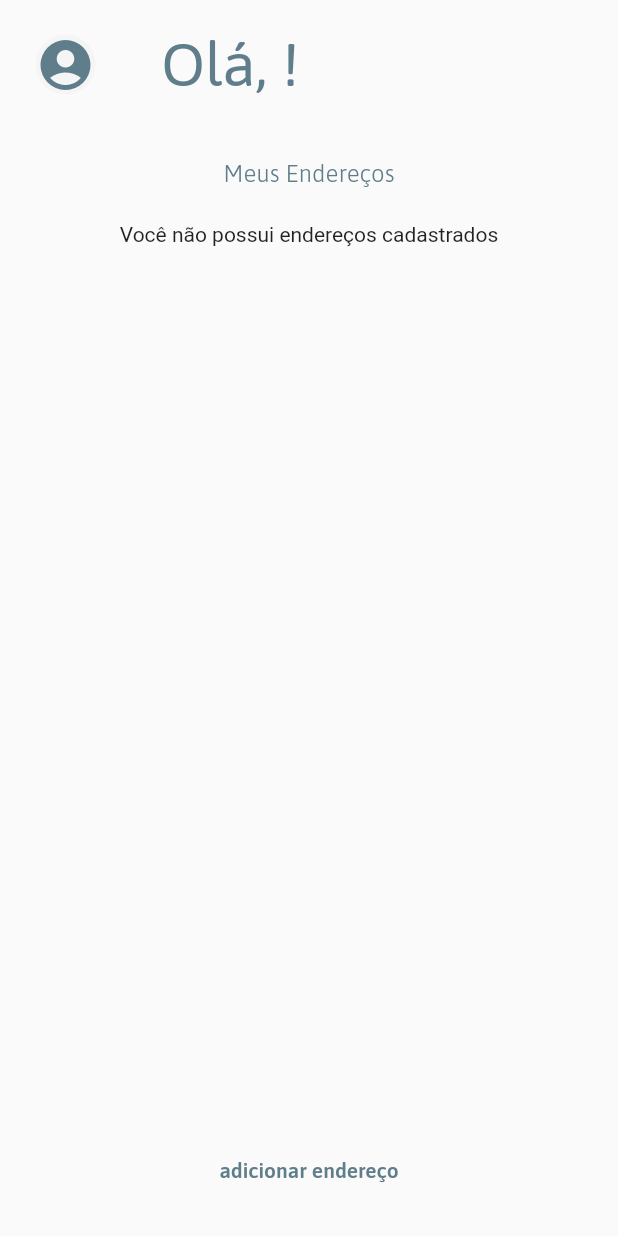
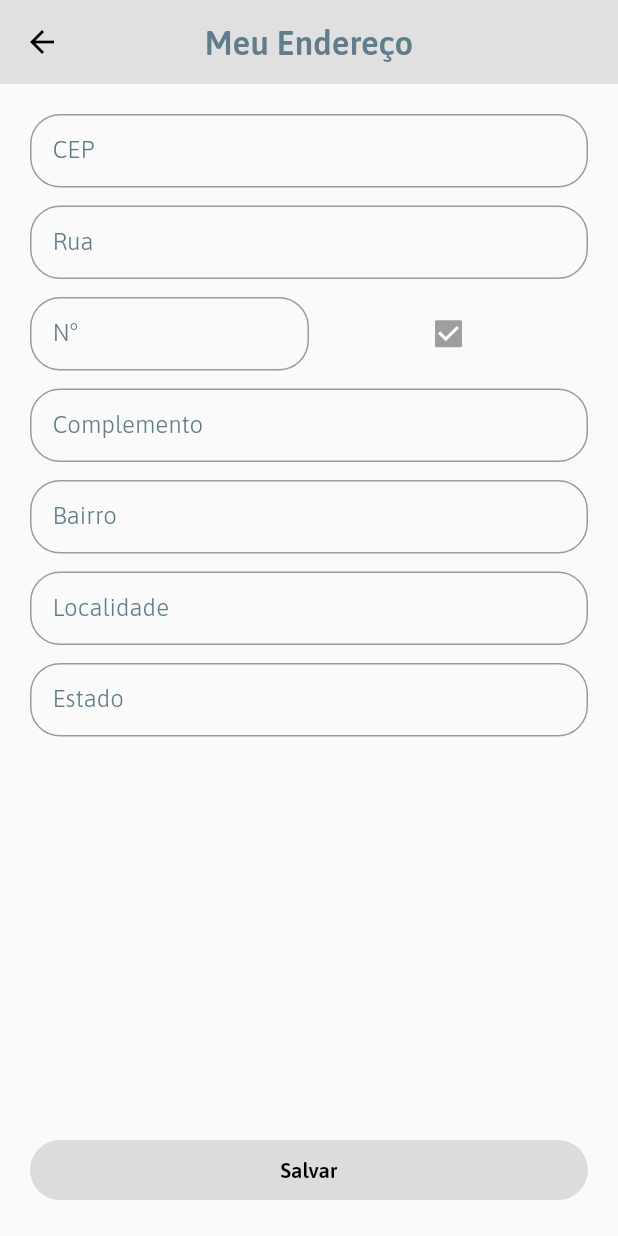
Before and after one commit to GianCarloRumachella/loginApp, a Flutter app: the HomePage screen opened by its route, after a tap on "adicionar endereço", on a phone screen of 412 x 824 dp. Run offline on Flutter 3.47's test engine with Material 2 defaults, Android fonts, the phone set to English and light mode, and no system bars; our stand-ins replace dartz, dio, flutter_modular, flutter_secure_storage, sqflite; missing offline and left inert: overlay_loading_progress; accounts and stored records are empty; statements that could not run were skipped.

Commit message:
created the address module and integration with viacep

```diff
--- a/login_app/lib/app_module.dart
+++ b/login_app/lib/app_module.dart
@@ -1,4 +1,5 @@
 import 'package:flutter_modular/flutter_modular.dart';
+import 'package:login_app/modules/address/address_module.dart';
 import 'package:login_app/modules/configurations/configurations_module.dart';
 import 'package:login_app/modules/core/core_module.dart';
 import 'package:login_app/modules/home/home_module.dart';
@@ -16,5 +17,6 @@ class AppModule extends Module {
         ModuleRoute(Modular.initialRoute, module: RegistrationModule()),
         ModuleRoute(Modular.initialRoute, module: HomeModule()),
         ModuleRoute(Modular.initialRoute, module: ConfigurationsModule()),
+        ModuleRoute(Modular.initialRoute, module: AddressModule()),
       ];
 }
--- a/login_app/lib/app_routes.dart
+++ b/login_app/lib/app_routes.dart
@@ -9,4 +9,6 @@ class AppRoutes {
 
   static String password = '/password';
   static String newPassword = '/new-password';
+
+  static String address = '/address';
 }
--- /dev/null
+++ b/login_app/lib/modules/address/data/datasource/address_datasoure.dart
@@ -0,0 +1,5 @@
+import 'package:login_app/modules/address/data/models/address_model.dart';
+
+abstract class AddressDatasource {
+  Future<AddressModel> getAddress(String zipCode);
+}
--- /dev/null
+++ b/login_app/lib/modules/address/data/datasource/remote/address_datasource_imp.dart
@@ -0,0 +1,28 @@
+import 'package:login_app/modules/address/data/datasource/address_datasoure.dart';
+import 'package:login_app/modules/address/data/models/address_model.dart';
+import 'package:login_app/modules/core/dio/dio_client.dart';
+import 'package:login_app/modules/core/failures/failure.dart';
+
+class AddressDatasourceImp implements AddressDatasource {
+  final DioClient _dioClient = DioClient();
+
+  @override
+  Future<AddressModel> getAddress(String zipCode) async {
+    var response = await _dioClient.fetchData('https://viacep.com.br/ws/$zipCode/json/');
+
+    if (response.data['erro'] == null) {
+      return AddressModel.fromMap(response.data);
+      /*  return AddressModel(
+        zipCode: response.data['cep'] ?? '',
+        street: response.data['logradouro'] ?? '',
+        number: response.data['numero'] ?? '',
+        complement: response.data['complemento'] ?? '',
+        neighborhood: response.data['bairro'] ?? '',
+        city: response.data['localidade'] ?? '',
+        state: response.data['uf'] ?? '',
+      ); */
+    } else {
+      throw Failure('CEP inválido');
+    }
+  }
+}
--- /dev/null
+++ b/login_app/lib/modules/address/presentation/controllers/address_controller.dart
@@ -0,0 +1,48 @@
+import 'package:flutter/material.dart';
+import 'package:login_app/modules/address/domain/usecases/get_address_usecase.dart';
+import 'package:login_app/modules/core/ui/widgets/app_alerts.dart';
+import 'package:overlay_loading_progress/overlay_loading_progress.dart';
+
+class AddressController {
+  final GetAddressUsecase _usecase;
+
+  AddressController({required GetAddressUsecase usecase}) : _usecase = usecase;
+
+  TextEditingController zipCodeController = TextEditingController();
+  TextEditingController streetController = TextEditingController();
+  TextEditingController numberController = TextEditingController();
+  TextEditingController complementController = TextEditingController();
+  TextEditingController neighborhoodController = TextEditingController();
+  TextEditingController cityController = TextEditingController();
+  TextEditingController stateController = TextEditingController();
+
+  final formKey = GlobalKey<FormState>();
+
+  ValueNotifier<bool> enableButton = ValueNotifier(false);
+
+  validateForm() {
+    if (formKey.currentState?.validate() == true) {
+      enableButton.value = true;
+    } else {
+      enableButton.value = false;
+    }
+  }
+
+  getZipCode(BuildContext context) async {
+    OverlayLoadingProgress.start(context);
+    final response = await _usecase.call(zipCodeController.text);
+    OverlayLoadingProgress.stop();
+
+    response.fold((l) {
+      AppAlerts().snackBar(context: context, message: l.message);
+    }, (r) {
+      zipCodeController.text = r.zipCode;
+      streetController.text = r.street;
+      numberController.text = r.number ?? '';
+      complementController.text = r.complement;
+      neighborhoodController.text = r.neighborhood;
+      cityController.text = r.city;
+      stateController.text = r.state;
+    });
+  }
+}
--- /dev/null
+++ b/login_app/lib/modules/address/presentation/pages/address_page.dart
@@ -0,0 +1,128 @@
+import 'package:flutter/material.dart';
+import 'package:flutter_modular/flutter_modular.dart';
+import 'package:login_app/modules/address/presentation/controllers/address_controller.dart';
+import 'package:login_app/modules/core/ui/widgets/app_button_widget.dart';
+import 'package:login_app/modules/core/ui/widgets/app_scaffold_widget.dart';
+import 'package:login_app/modules/core/ui/widgets/app_textfield_widget.dart';
+import 'package:login_app/modules/core/validators/validator.dart';
+
+class AddressPage extends StatefulWidget {
+  const AddressPage({super.key});
+
+  @override
+  State<AddressPage> createState() => _AddressPageState();
+}
+
+class _AddressPageState extends State<AddressPage> {
+  late final AddressController _controller;
+
+  @override
+  void initState() {
+    _controller = Modular.get<AddressController>();
+    super.initState();
+  }
+
+  @override
+  Widget build(BuildContext context) {
+    return AppScaffoldWidget(
+      onTap: () {
+        FocusManager.instance.primaryFocus?.unfocus();
+        _controller.validateForm();
+      },
+      title: 'Meu Endereço',
+      body: Form(
+        key: _controller.formKey,
+        child: Column(
+          children: [
+            AppTextFieldWidget(
+              label: 'CEP',
+              keyboardType: TextInputType.number,
+              controller: _controller.zipCodeController,
+              validator: (value) {
+                return Validator.isEmpty(value ?? '');
+              },
+              onFieldSubmitted: (value) {
+                _controller.getZipCode(context);
+              },
+            ),
+            const SizedBox(height: 12),
+            AppTextFieldWidget(
+              label: 'Rua',
+              keyboardType: TextInputType.name,
+              controller: _controller.streetController,
+              validator: (value) {
+                return Validator.isEmpty(value ?? '');
+              },
+            ),
+            const SizedBox(height: 12),
+            Row(
+              children: [
+                Expanded(
+                  flex: 2,
+                  child: AppTextFieldWidget(
+                    label: 'N°',
+                    keyboardType: TextInputType.name,
+                    controller: _controller.numberController,
+                    validator: (value) {
+                      return Validator.isEmpty(value ?? '');
+                    },
+                  ),
+                ),
+                Expanded(
+                  flex: 2,
+                  child: Checkbox(
+                    value: true,
+                    onChanged: (value) {},
+                  ),
+                ),
+              ],
+            ),
+            const SizedBox(height: 12),
+            AppTextFieldWidget(
+              label: 'Complemento',
+              keyboardType: TextInputType.name,
+              controller: _controller.complementController,
+              validator: (value) {
+                return null;
+              },
+            ),
+            const SizedBox(height: 12),
+            AppTextFieldWidget(
+              label: 'Bairro',
+              keyboardType: TextInputType.name,
+              controller: _controller.neighborhoodController,
+              validator: (value) {
+                return Validator.isEmpty(value ?? '');
+              },
+            ),
+            const SizedBox(height: 12),
+            AppTextFieldWidget(
+              label: 'Localidade',
+              keyboardType: TextInputType.name,
+              controller: _controller.cityController,
+              validator: (value) {
+                return Validator.isEmpty(value ?? '');
+              },
+            ),
+            const SizedBox(height: 12),
+            AppTextFieldWidget(
+              label: 'Estado',
+              keyboardType: TextInputType.name,
+              controller: _controller.stateController,
+              validator: (value) {
+                return Validator.isEmpty(value ?? '');
+              },
+            ),
+          ],
+        ),
+      ),
+      bottom: ValueListenableBuilder(
+        valueListenable: _controller.enableButton,
+        builder: (context, value, child) => AppButtonWidget(
+          onPressed: value ? () {} : null,
+          label: 'Salvar',
+        ),
+      ),
+    );
+  }
+}
--- a/login_app/lib/modules/core/db/db_helper.dart
+++ b/login_app/lib/modules/core/db/db_helper.dart
@@ -86,7 +86,7 @@ class DBHelper {
     String user = "CREATE TABLE $userTable ("
         "id INTEGER PRIMARY KEY AUTOINCREMENT, name VARCHAR(150), email VARCHAR(150), password VARCHAR(20))";
     String address = "CREATE TABLE $addressTable ("
-        "id INTEGER PRIMARY KEY AUTOINCREMENT, zipcode VARCHAR(10), street VARCHAR(50), number VARCHAR(10), complement VARCHAR(50), neighbourhood VARCHAR(50), state VARCHAR(2), id_user INT, FOREIGN KEY(id_user) REFERENCES USER(id))";
+        "id INTEGER PRIMARY KEY AUTOINCREMENT, zipcode VARCHAR(10), street VARCHAR(50), number VARCHAR(10), complement VARCHAR(50), neighbourhood VARCHAR(50), city VARCHAR(50), state VARCHAR(2), id_user INT, FOREIGN KEY(id_user) REFERENCES USER(id))";
 
     await db.execute(user);
     await db.execute(address);
@@ -171,8 +171,6 @@ class DBHelper {
       ],
     );
 
-    print("response $response");
-
     return response;
   }
 
--- a/login_app/lib/modules/home/presentation/controllers/home_controller.dart
+++ b/login_app/lib/modules/home/presentation/controllers/home_controller.dart
@@ -1,4 +1,6 @@
 import 'package:flutter/material.dart';
+import 'package:flutter_modular/flutter_modular.dart';
+import 'package:login_app/app_routes.dart';
 import 'package:login_app/modules/core/data/models/user_model.dart';
 import 'package:login_app/modules/core/domain/entities/user_entity.dart';
 import 'package:login_app/modules/core/secure_storage/secure_storage.dart';
@@ -10,4 +12,8 @@ class HomeController extends ChangeNotifier {
     user.value = await SecureStorage().getSession();
     notifyListeners();
   }
+
+  addAddress() {
+    Modular.to.pushNamed(AppRoutes.address);
+  }
 }
--- a/login_app/lib/modules/home/presentation/pages/home_page.dart
+++ b/login_app/lib/modules/home/presentation/pages/home_page.dart
@@ -2,7 +2,6 @@ import 'package:flutter/material.dart';
 import 'package:flutter_modular/flutter_modular.dart';
 import 'package:login_app/app_routes.dart';
 import 'package:login_app/app_typography.dart';
-import 'package:login_app/modules/core/domain/entities/user_entity.dart';
 import 'package:login_app/modules/core/ui/widgets/app_address_widget.dart';
 import 'package:login_app/modules/core/ui/widgets/app_button_widget.dart';
 
@@ -91,7 +90,9 @@ class _HomePageState extends State<HomePage> {
           ),
         ),
         bottom: AppButtonWidget(
-          onPressed: () {},
+          onPressed: () {
+            _controller.addAddress();
+          },
           label: 'adicionar endereço',
           type: ButtonType.text,
         ),
--- a/login_app/pubspec.yaml
+++ b/login_app/pubspec.yaml
@@ -9,6 +9,7 @@ environment:
 dependencies:
   dartz: ^0.10.1
   device_preview: ^1.1.0
+  dio: ^5.3.0
   flutter:
     sdk: flutter
   flutter_modular: ^5.0.3
```
Also changed, not shown: login_app/lib/modules/address/address_module.dart (added, +41 -0 lines), login_app/lib/modules/address/data/models/address_model.dart (added, +48 -0 lines), login_app/lib/modules/address/data/repositories/address_repository_imp.dart (added, +21 -0 lines), login_app/lib/modules/address/domain/repositories/address_repository.dart (added, +7 -0 lines), login_app/lib/modules/address/domain/usecases/get_address_usecase.dart (added, +19 -0 lines), login_app/lib/modules/core/dio/dio_client.dart (added, +18 -0 lines), login_app/lib/modules/core/domain/entities/address_entity.dart (added, +19 -0 lines).
